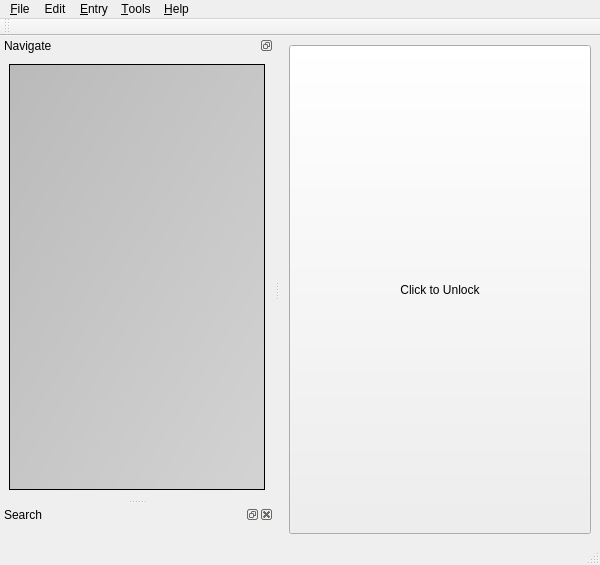
The window that src/apps/gryptonite/mainwindow.ui (karagog/Gryptonite) describes before a commit, drawn with Qt 5.
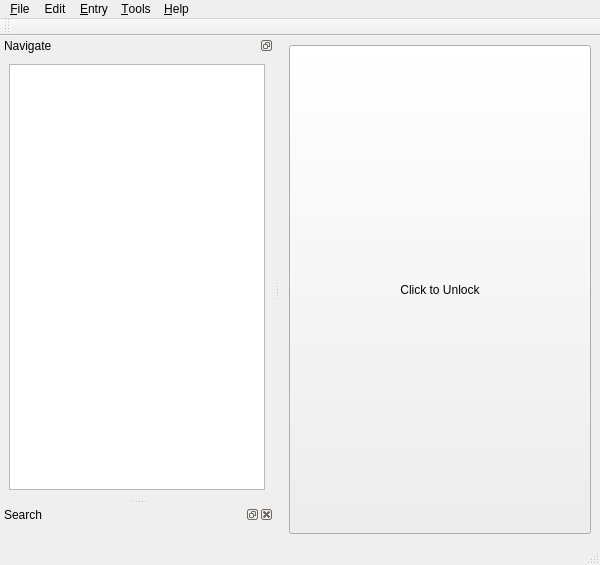
The same window after the commit. Icons and pictures are not drawn. Custom widgets are drawn as their Qt base class.

Commit message: Got rid of the background gradient for now

What changed in the file:
```diff
--- a/src/apps/gryptonite/mainwindow.ui
+++ b/src/apps/gryptonite/mainwindow.ui
@@ -178,9 +178,6 @@
     <layout class="QVBoxLayout" name="verticalLayout">
      <item>
       <widget class="GUtil::Qt::TreeView" name="treeView">
-       <property name="styleSheet">
-        <string notr="true">background-color: qlineargradient(spread:pad, x1:0.01, y1:0, x2:1, y2:1, stop:0 rgba(186, 186, 186, 255), stop:1 rgba(211, 211, 211, 255))</string>
-       </property>
        <property name="editTriggers">
         <set>QAbstractItemView::NoEditTriggers</set>
        </property>
```
